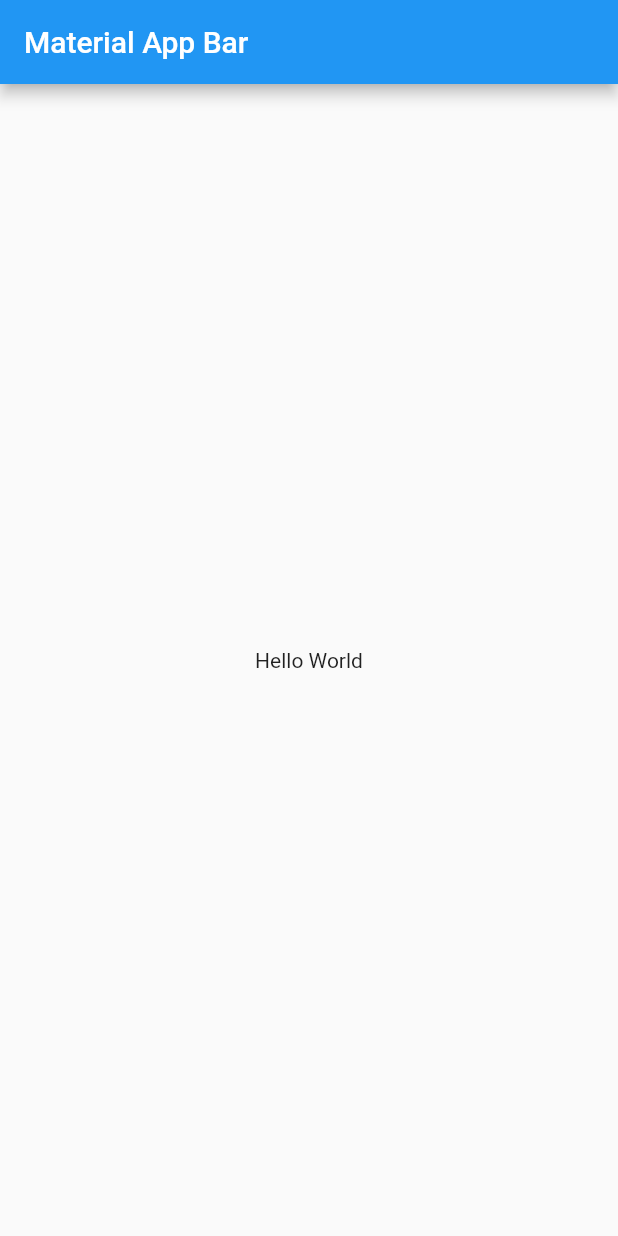
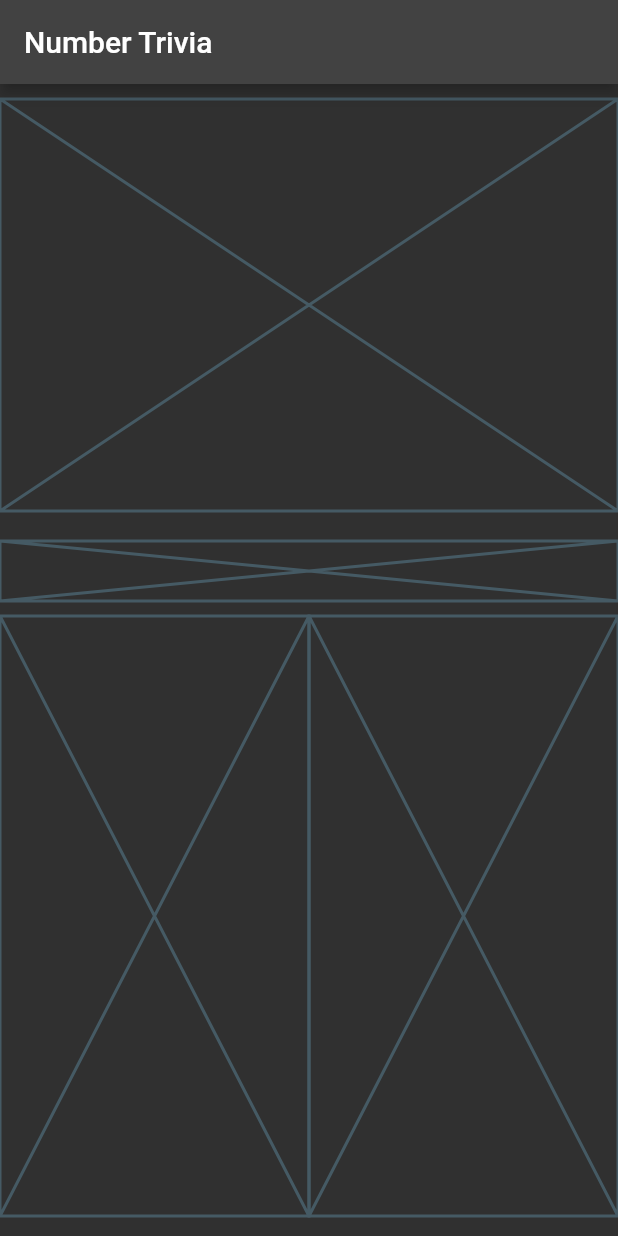
Before and after one commit to azeunkn0wn/clean_architecture_tdd_course, a Flutter app: the screen it shows after launch, on a phone screen of 412 x 824 dp. Run offline on Flutter 3.47's test engine with Material 2 defaults, Android fonts, the phone set to English and light mode, and no system bars; our stand-ins replace bloc, dartz, equatable, flutter_bloc, get_it, internet_connection_checker and 1 more; statements that could not run were skipped.

Commit message:
add Number Trivia Page

```diff
--- /dev/null
+++ b/lib/features/number_trivia/presentation/pages/number_trivia_page.dart
@@ -0,0 +1,57 @@
+import 'package:flutter/material.dart';
+import 'package:flutter_bloc/flutter_bloc.dart';
+
+import '../../../../injection_container.dart';
+import '../bloc/number_trivia_bloc.dart';
+
+class NumberTriviaPage extends StatelessWidget {
+  const NumberTriviaPage({super.key});
+
+  @override
+  Widget build(BuildContext context) {
+    return Scaffold(
+      appBar: AppBar(
+        title: const Text('Number Trivia'),
+      ),
+      body: buildBody(context),
+    );
+  }
+
+  BlocProvider<NumberTriviaBloc> buildBody(BuildContext context) {
+    return BlocProvider(
+      create: (context) => sl<NumberTriviaBloc>(),
+      child: Column(
+        children: [
+          SizedBox(
+            height: 10,
+            // Top Half
+          ),
+          Container(
+            height: MediaQuery.of(context).size.height / 3,
+            child: Placeholder(),
+          ),
+          SizedBox(
+            height: 20,
+          ),
+          // Bottom half
+          Column(
+            children: [
+              Placeholder(
+                fallbackHeight: 40,
+              ),
+              SizedBox(
+                height: 10,
+              ),
+              Row(
+                children: [
+                  Expanded(child: Placeholder()),
+                  Expanded(child: Placeholder()),
+                ],
+              )
+            ],
+          )
+        ],
+      ),
+    );
+  }
+}
--- a/lib/main.dart
+++ b/lib/main.dart
@@ -17,15 +17,22 @@ class MyApp extends StatelessWidget {
   @override
   Widget build(BuildContext context) {
     return MaterialApp(
-      title: 'Material App',
-      home: Scaffold(
-        appBar: AppBar(
-          title: const Text('Material App Bar'),
-        ),
-        body: const Center(
-          child: Text('Hello World'),
-        ),
+      title: 'NumberTrivia',
+      theme: ThemeData(
+        colorScheme: ColorScheme.fromSwatch(
+            primarySwatch: Colors.green,
+            brightness: Brightness.light,
+            accentColor: Colors.green.shade600),
       ),
+      darkTheme: ThemeData(
+        colorScheme: ColorScheme.fromSwatch(
+            primarySwatch: Colors.green,
+            brightness: Brightness.dark,
+            accentColor: Colors.green.shade600,
+            backgroundColor: Colors.grey[900]),
+      ),
+      themeMode: ThemeMode.dark,
+      home: NumberTriviaPage(),
     );
   }
 }
```
